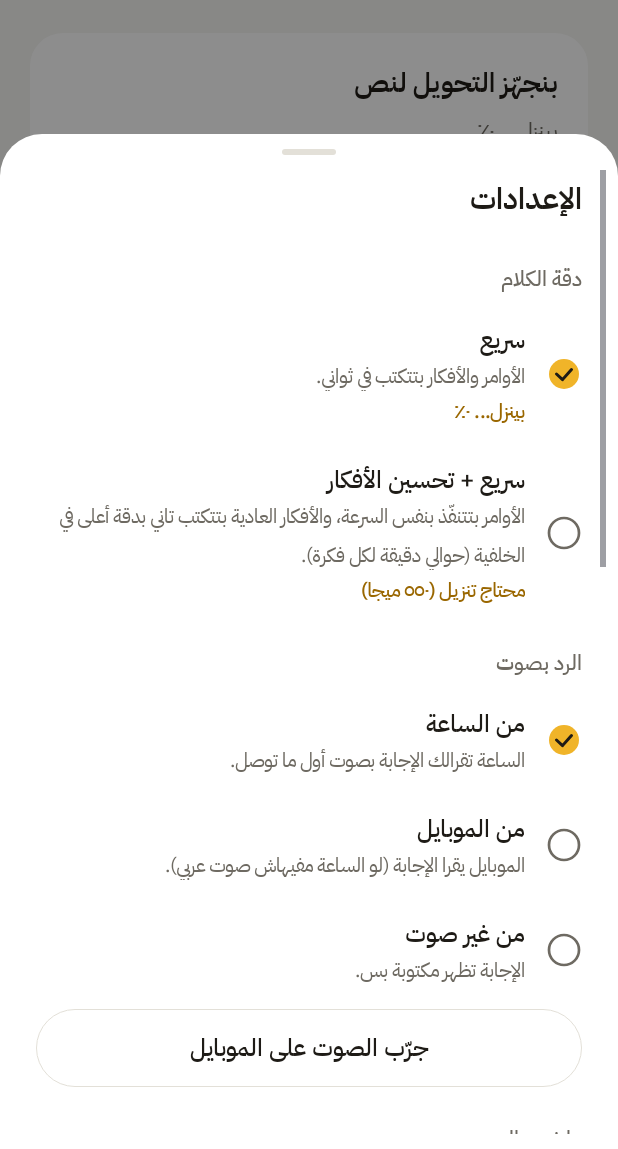
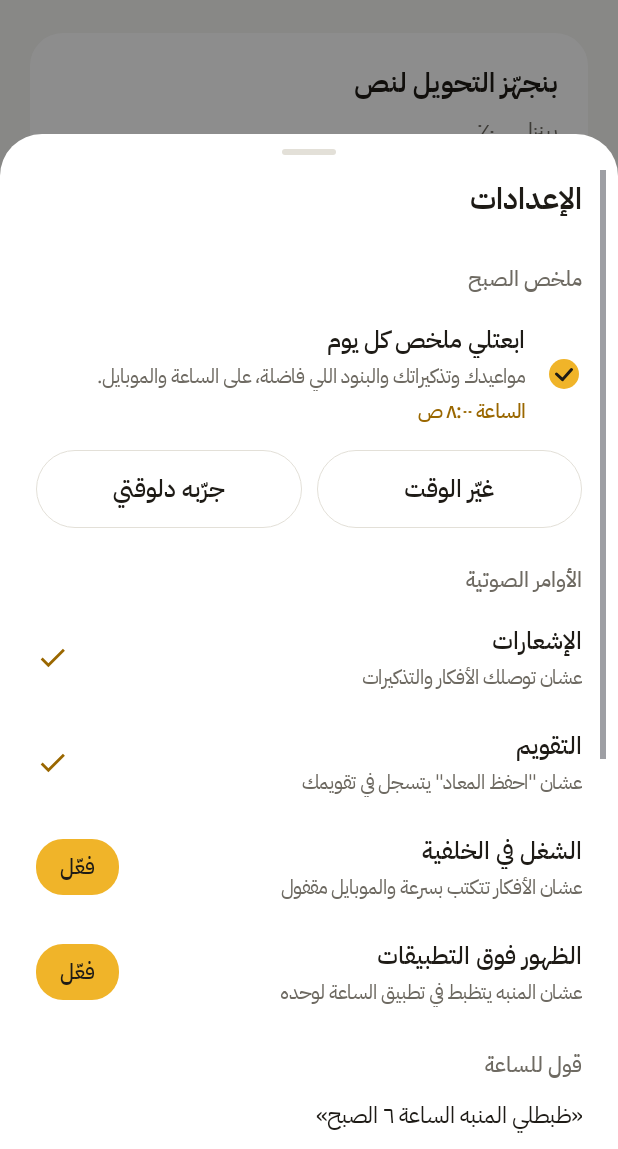
Before and after one commit to drahmadyahya/wristnote, an Android app: the screen it shows after launch (MainActivity), after a tap on an icon or button, on a phone screen of 412 x 824 dp, the part 87-1236 px from its top. Run offline under Robolectric (Android 15) with nearby library versions, the phone set to English and light mode, and no system bars; 2 statements that could not run were skipped; 2 other taps on this screen came first.

Commit message:
Fast model only (remove slow refine); save any appointment phrasing to the calendar; create a named notebook if missing
Co-Authored-By: Claude Opus 5.5 <noreply@anthropic.com>
Claude-Session: https://claude.ai/code/session_01BBUN96EQ5EU982SjrTNdUG

```diff
--- a/mobile/build.gradle.kts
+++ b/mobile/build.gradle.kts
@@ -11,8 +11,8 @@ android {
         applicationId = "com.ahmad.wristnote"
         minSdk = 29
         targetSdk = 35
-        versionCode = 14
-        versionName = "3.3"
+        versionCode = 15
+        versionName = "3.4"
         // CI device tests build for the x86_64 emulator with -Pabi=x86_64
         ndk { abiFilters += (project.findProperty("abi") as String? ?: "arm64-v8a") }
         testInstrumentationRunner = "androidx.test.runner.AndroidJUnitRunner"
--- a/mobile/src/main/java/com/ahmad/wristnote/MainActivity.kt
+++ b/mobile/src/main/java/com/ahmad/wristnote/MainActivity.kt
@@ -57,6 +57,7 @@ class MainActivity : Activity() {
         if (hadModel) TranscribeWorker.enqueuePending(this)
         Reminders.rearmAll(this)
         Brief.schedule(this)
+        Thread { ModelManager.dropAccurate(applicationContext) }.start()
     }
 
     override fun onSaveInstanceState(out: Bundle) { super.onSaveInstanceState(out); out.putInt("tab", tab) }
--- a/mobile/src/main/java/com/ahmad/wristnote/ModelManager.kt
+++ b/mobile/src/main/java/com/ahmad/wristnote/ModelManager.kt
@@ -20,9 +20,8 @@ object ModelManager {
 
     private const val PREFS = "model"
 
-    fun selected(ctx: Context): Model =
-        runCatching { Model.valueOf(prefs(ctx).getString("selected", Model.FAST.name)!!) }
-            .getOrDefault(Model.FAST)
+    /** Only the fast model is used: on a phone the large one was far too slow, even in the background. */
+    fun selected(ctx: Context): Model = Model.FAST
 
     fun select(ctx: Context, m: Model) = prefs(ctx).edit().putString("selected", m.name).apply()
 
@@ -32,10 +31,18 @@ object ModelManager {
     fun isReady(ctx: Context, m: Model = selected(ctx)) = file(ctx, m).let { it.exists() && it.length() > m.minBytes }
 
     /** The model for the first pass: the fast one whenever it is there. */
-    fun usable(ctx: Context): Model? = Model.values().reversed().firstOrNull { isReady(ctx, it) }
+    fun usable(ctx: Context): Model? = if (isReady(ctx, Model.FAST)) Model.FAST else null
 
     /** Ideas get a second, more accurate pass in the background. */
-    fun refineIdeas(ctx: Context) = selected(ctx) == Model.ACCURATE && isReady(ctx, Model.ACCURATE)
+    fun refineIdeas(ctx: Context) = false
+
+    /** Removes the large model (550 MB) and any background re-writes left from older versions. */
+    fun dropAccurate(ctx: Context) {
+        try { androidx.work.WorkManager.getInstance(ctx).cancelUniqueWork("refine") } catch (_: Exception) {}
+        val id = downloadId(ctx, Model.ACCURATE)
+        if (id != -1L) { try { dm(ctx).remove(id) } catch (_: Exception) {}; clear(ctx, Model.ACCURATE) }
+        file(ctx, Model.ACCURATE).delete(); part(ctx, Model.ACCURATE).delete()
+    }
 
     fun startDownload(ctx: Context, m: Model = selected(ctx)) {
         if (isReady(ctx, m) || downloadId(ctx, m) != -1L) return
--- a/mobile/src/main/java/com/ahmad/wristnote/SettingsSheet.kt
+++ b/mobile/src/main/java/com/ahmad/wristnote/SettingsSheet.kt
@@ -40,47 +40,6 @@ object SettingsSheet {
         val s = Sheet(activity, ui)
         s.title("الإعدادات")
 
-        section(s, ui, "دقة الكلام")
-        val sel = ModelManager.selected(activity)
-        for (m in ModelManager.Model.values().reversed()) {
-            val ready = ModelManager.isReady(activity, m)
-            val p = ModelManager.poll(activity, m)
-            val (name, desc) = when (m) {
-                ModelManager.Model.FAST -> "سريع" to "الأوامر والأفكار بتتكتب في ثواني."
-                ModelManager.Model.ACCURATE -> "سريع + تحسين الأفكار" to
-                    "الأوامر بتتنفّذ بنفس السرعة، والأفكار العادية بتتكتب تاني بدقة أعلى في الخلفية (حوالي دقيقة لكل فكرة)."
-            }
-            val status = when {
-                ready -> null
-                p in 0..99 -> "بينزل… ${Fmt.num(p)}٪"
-                else -> "محتاج تنزيل (${Fmt.num(m.mb)} ميجا)"
-            }
-            s.body.addView(choice(activity, ui, name, desc, status, m == sel) {
-                ModelManager.select(activity, m)
-                if (!ModelManager.isReady(activity, m)) ModelManager.startDownload(activity, m)
-                s.dialog.dismiss(); show(activity, ui)
-            })
-        }
-
-        section(s, ui, "الرد بصوت")
-        val voice = WatchLink.voice(activity)
-        listOf(
-            Triple(WatchLink.Voice.WATCH, "من الساعة", "الساعة تقرالك الإجابة بصوت أول ما توصل."),
-            Triple(WatchLink.Voice.PHONE, "من الموبايل", "الموبايل يقرا الإجابة (لو الساعة مفيهاش صوت عربي)."),
-            Triple(WatchLink.Voice.OFF, "من غير صوت", "الإجابة تظهر مكتوبة بس."),
-        ).forEach { (v, name, desc) ->
-            s.body.addView(choice(activity, ui, name, desc, null, v == voice) {
-                WatchLink.setVoice(activity, v); s.dialog.dismiss(); show(activity, ui)
-            })
-        }
-        s.body.addView(ui.pillButton("جرّب الصوت على الموبايل", filled = false) {
-            Speaker.sayAsync(activity, "أهلًا يا دكتور أحمد. عندك بكرة حاجتين: ٧:٠٠ م معاد الدكتور.") {
-                activity.runOnUiThread {
-                    android.widget.Toast.makeText(activity, "مفيش صوت عربي على الموبايل. نزّله من إعدادات تحويل النص لكلام.", android.widget.Toast.LENGTH_LONG).show()
-                }
-            }
-        }, LinearLayout.LayoutParams(-1, -2).apply { setMargins(ui.dp(16), ui.dp(4), ui.dp(16), ui.dp(8)) })
-
         section(s, ui, "ملخص الصبح")
         val on = Brief.enabled(activity)
         s.body.addView(choice(activity, ui, "ابعتلي ملخص كل يوم",
@@ -116,6 +75,7 @@ object SettingsSheet {
             "فكرني بكرة الساعة ٥ أكلم أحمد",
             "فكرني كمان ساعة بالاجتماع",
             "احفظ معاد الدكتور يوم الخميس الساعة ٧",
+            "سجل معاد مع عبد الرحمن يوم السبت الساعة ٨ الصبح في القاهرة",
             "ضيف في نوتة الشغل تحت المهام نراجع العقد",
             "اعملي نوتة اسمها المشتريات وضيف جواها لبن وعيش",
             "عندي إيه بكرة؟",
--- a/wear/build.gradle.kts
+++ b/wear/build.gradle.kts
@@ -13,8 +13,8 @@ android {
         applicationId = "com.ahmad.wristnote"
         minSdk = 30
         targetSdk = 35
-        versionCode = 14
-        versionName = "3.3"
+        versionCode = 15
+        versionName = "3.4"
     }
 
     signingConfigs {
```
Also changed, not shown: mobile/src/main/java/com/ahmad/wristnote/Commands.kt (+25 -6 lines), 1 other file.
